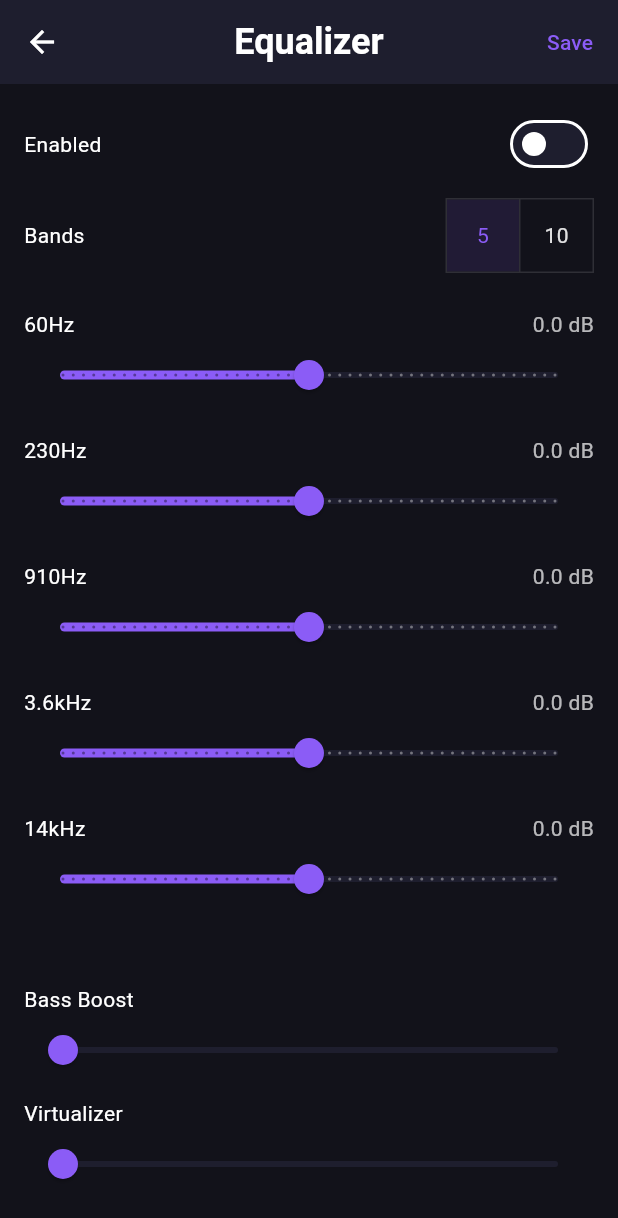
After one commit to jerytom33/media-player, a Flutter app: the EqualizerScreen screen opened directly, on a phone screen of 412 x 824 dp. The commit adds this screen. Shown: the top 1218 px of the screen. Run offline on Flutter 3.47's test engine with Material 3 defaults, Android fonts, the light colour scheme and no system bars; our stand-ins replace file_picker, just_audio, permission_handler, shared_preferences, video_player; accounts and stored records are empty.

Commit message:
Equalizer basics added

```diff
--- /dev/null
+++ b/lib/screens/equalizer_screen.dart
@@ -0,0 +1,185 @@
+import 'package:flutter/material.dart';
+import '../services/equalizer_service.dart';
+
+class EqualizerScreen extends StatefulWidget {
+  const EqualizerScreen({super.key});
+
+  @override
+  State<EqualizerScreen> createState() => _EqualizerScreenState();
+}
+
+class _EqualizerScreenState extends State<EqualizerScreen> {
+  late EqualizerService _service;
+  late EqualizerSettings _settings;
+  bool _loading = true;
+
+  static const List<String> _freqLabels5 = ['60Hz', '230Hz', '910Hz', '3.6kHz', '14kHz'];
+  static const List<String> _freqLabels10 = ['31Hz','62Hz','125Hz','250Hz','500Hz','1kHz','2kHz','4kHz','8kHz','16kHz'];
+
+  @override
+  void initState() {
+    super.initState();
+    EqualizerService.getInstance().then((s) {
+      _service = s;
+      setState(() {
+        _settings = _service.getSettings();
+        _loading = false;
+      });
+    });
+  }
+
+  void _setBand(int index, double value) {
+    final bands = List<double>.from(_settings.bands);
+    bands[index] = value;
+    setState(() {
+      _settings = EqualizerSettings(
+        bandCount: _settings.bandCount,
+        bands: bands,
+        bassBoost: _settings.bassBoost,
+        virtualizer: _settings.virtualizer,
+        enabled: _settings.enabled,
+      );
+    });
+  }
+
+  void _save() async {
+    await _service.setSettings(_settings);
+    if (mounted) Navigator.pop(context);
+  }
+
+  @override
+  Widget build(BuildContext context) {
+    if (_loading) return const Scaffold(body: Center(child: CircularProgressIndicator()));
+
+    final labels = _settings.bandCount == 5 ? _freqLabels5 : _freqLabels10;
+    final bandCount = _settings.bandCount;
+
+    return Scaffold(
+      appBar: AppBar(
+        title: const Text('Equalizer'),
+        backgroundColor: const Color(0xFF1E1E2E),
+        actions: [
+          TextButton(onPressed: _save, child: const Text('Save', style: TextStyle(color: Color(0xFF8B5CF6))))
+        ],
+      ),
+      backgroundColor: const Color(0xFF12121A),
+      body: Padding(
+        padding: const EdgeInsets.all(16.0),
+        child: Column(
+          crossAxisAlignment: CrossAxisAlignment.start,
+          children: [
+            Row(
+              children: [
+                const Text('Enabled', style: TextStyle(color: Colors.white)),
+                const Spacer(),
+                Switch(
+                  value: _settings.enabled,
+                  onChanged: (v) => setState(() => _settings = EqualizerSettings(
+                    bandCount: _settings.bandCount,
+                    bands: _settings.bands,
+                    bassBoost: _settings.bassBoost,
+                    virtualizer: _settings.virtualizer,
+                    enabled: v,
+                  )),
+                ),
+              ],
+            ),
+            const SizedBox(height: 12),
+            Row(
+              children: [
+                const Text('Bands', style: TextStyle(color: Colors.white)),
+                const Spacer(),
+                ToggleButtons(
+                  isSelected: [ _settings.bandCount == 5, _settings.bandCount == 10 ],
+                  onPressed: (i) {
+                    final newCount = i == 0 ? 5 : 10;
+                    final newBands = List<double>.filled(newCount, 0.0);
+                    for (var j = 0; j < newCount && j < _settings.bands.length; j++) {
+                      newBands[j] = _settings.bands[j];
+                    }
+                    setState(() {
+                      _settings = EqualizerSettings(
+                        bandCount: newCount,
+                        bands: newBands,
+                        bassBoost: _settings.bassBoost,
+                        virtualizer: _settings.virtualizer,
+                        enabled: _settings.enabled,
+                      );
+                    });
+                  },
+                  children: const [Padding(padding: EdgeInsets.symmetric(horizontal: 12), child: Text('5')), Padding(padding: EdgeInsets.symmetric(horizontal: 12), child: Text('10'))],
+                ),
+              ],
+            ),
+            const SizedBox(height: 16),
+            Expanded(
+              child: ListView.builder(
+                itemCount: bandCount,
+                itemBuilder: (context, index) {
+                  final label = index < labels.length ? labels[index] : 'Band ${index+1}';
+                  final value = index < _settings.bands.length ? _settings.bands[index] : 0.0;
+                  return Padding(
+                    padding: const EdgeInsets.symmetric(vertical: 8.0),
+                    child: Column(
+                      crossAxisAlignment: CrossAxisAlignment.start,
+                      children: [
+                        Row(
+                          children: [
+                            Text(label, style: const TextStyle(color: Colors.white)),
+                            const Spacer(),
+                            Text('${value.toStringAsFixed(1)} dB', style: const TextStyle(color: Colors.white70)),
+                          ],
+                        ),
+                        Slider(
+                          value: value,
+                          min: -12.0,
+                          max: 12.0,
+                          divisions: 48,
+                          label: '${value.toStringAsFixed(1)} dB',
+                          onChanged: (v) => _setBand(index, v),
+                        ),
+                      ],
+                    ),
+                  );
+                },
+              ),
+            ),
+            const SizedBox(height: 8),
+            const Text('Bass Boost', style: TextStyle(color: Colors.white)),
+            Slider(
+              value: _settings.bassBoost,
+              min: 0.0,
+              max: 1.0,
+              divisions: 100,
+              label: '${(_settings.bassBoost * 100).round()}%',
+              onChanged: (v) => setState(() => _settings = EqualizerSettings(
+                bandCount: _settings.bandCount,
+                bands: _settings.bands,
+                bassBoost: v,
+                virtualizer: _settings.virtualizer,
+                enabled: _settings.enabled,
+              )),
+            ),
+            const SizedBox(height: 8),
+            const Text('Virtualizer', style: TextStyle(color: Colors.white)),
+            Slider(
+              value: _settings.virtualizer,
+              min: 0.0,
+              max: 1.0,
+              divisions: 100,
+              label: '${(_settings.virtualizer * 100).round()}%',
+              onChanged: (v) => setState(() => _settings = EqualizerSettings(
+                bandCount: _settings.bandCount,
+                bands: _settings.bands,
+                bassBoost: _settings.bassBoost,
+                virtualizer: v,
+                enabled: _settings.enabled,
+              )),
+            ),
+            const SizedBox(height: 8),
+          ],
+        ),
+      ),
+    );
+  }
+}
--- /dev/null
+++ b/lib/services/equalizer_service.dart
@@ -0,0 +1,64 @@
+import 'dart:convert';
+import 'package:shared_preferences/shared_preferences.dart';
+
+class EqualizerSettings {
+  final int bandCount;
+  final List<double> bands; // dB values
+  final double bassBoost; // 0..1
+  final double virtualizer; // 0..1
+  final bool enabled;
+
+  EqualizerSettings({
+    required this.bandCount,
+    required this.bands,
+    required this.bassBoost,
+    required this.virtualizer,
+    required this.enabled,
+  });
+
+  Map<String, dynamic> toJson() => {
+        'bandCount': bandCount,
+        'bands': bands,
+        'bassBoost': bassBoost,
+        'virtualizer': virtualizer,
+        'enabled': enabled,
+      };
+
+  factory EqualizerSettings.fromJson(Map<String, dynamic> j) => EqualizerSettings(
+        bandCount: (j['bandCount'] as num?)?.toInt() ?? 5,
+        bands: (j['bands'] as List<dynamic>?)?.map((e) => (e as num).toDouble()).toList() ?? List<double>.filled(5, 0.0),
+        bassBoost: (j['bassBoost'] as num?)?.toDouble() ?? 0.0,
+        virtualizer: (j['virtualizer'] as num?)?.toDouble() ?? 0.0,
+        enabled: (j['enabled'] as bool?) ?? false,
+      );
+}
+
+class EqualizerService {
+  static const _kKey = 'equalizer_settings_v1';
+  final SharedPreferences _prefs;
+
+  EqualizerService._(this._prefs);
+
+  static Future<EqualizerService> getInstance() async {
+    final prefs = await SharedPreferences.getInstance();
+    return EqualizerService._(prefs);
+  }
+
+  EqualizerSettings getSettings() {
+    final raw = _prefs.getString(_kKey);
+    if (raw == null) {
+      return EqualizerSettings(bandCount: 5, bands: List<double>.filled(5, 0.0), bassBoost: 0.0, virtualizer: 0.0, enabled: false);
+    }
+    try {
+      final map = json.decode(raw) as Map<String, dynamic>;
+      return EqualizerSettings.fromJson(map);
+    } catch (_) {
+      return EqualizerSettings(bandCount: 5, bands: List<double>.filled(5, 0.0), bassBoost: 0.0, virtualizer: 0.0, enabled: false);
+    }
+  }
+
+  Future<void> setSettings(EqualizerSettings settings) async {
+    final raw = json.encode(settings.toJson());
+    await _prefs.setString(_kKey, raw);
+  }
+}
```
Also changed, not shown: lib/screens/media_home_page.dart (+179 -213 lines).
